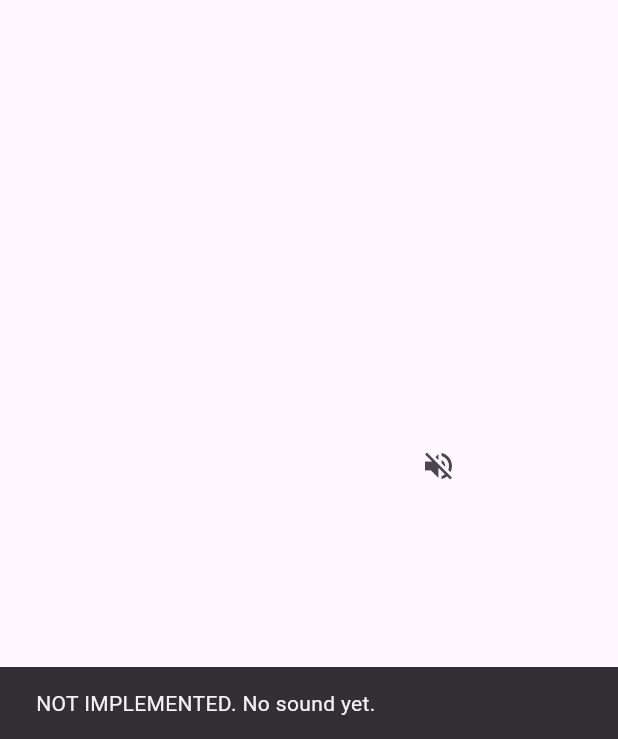
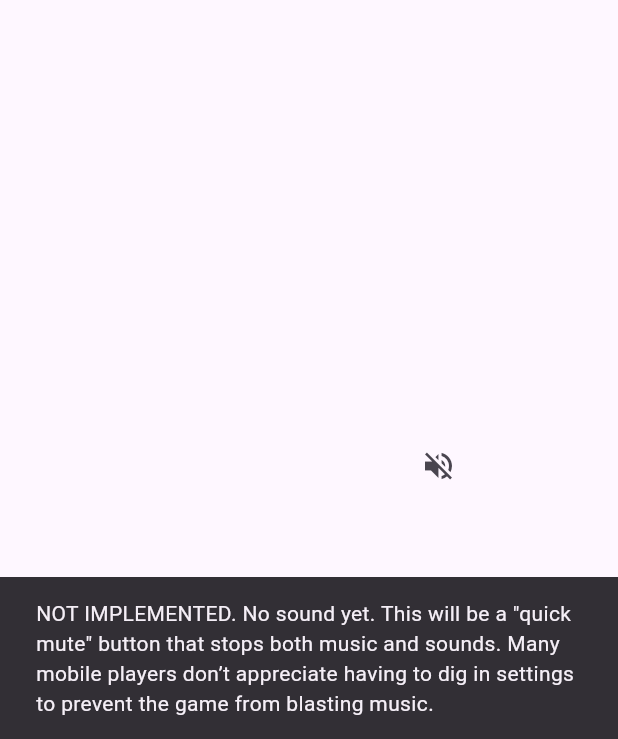
Before and after one commit to filiph/tictactoe, a Flutter app: the screen it shows after launch, after a tap on the "volume off" icon, on a phone screen of 412 x 824 dp, the part 497-1236 px from its top. Run offline on Flutter 3.47's test engine with Material 2 defaults, Android fonts, the phone set to English and light mode, and no system bars; our stand-ins replace go_router; missing offline and left inert: rough; statements that could not run were skipped.

Commit message:
Explain features better

```diff
--- a/lib/src/main_menu/main_menu_screen.dart
+++ b/lib/src/main_menu/main_menu_screen.dart
@@ -65,7 +65,12 @@ class MainMenuScreen extends StatelessWidget {
                     final messenger = ScaffoldMessenger.of(context);
                     messenger.clearSnackBars();
                     messenger.showSnackBar(
-                      SnackBar(content: Text('NOT IMPLEMENTED. No sound yet.')),
+                      SnackBar(
+                          content: Text('NOT IMPLEMENTED. No sound yet. '
+                              'This will be a "quick mute" button that stops '
+                              'both music and sounds. Many mobile players don’t '
+                              'appreciate having to dig in settings to prevent '
+                              'the game from blasting music.')),
                     );
                   },
                   icon: Icon(
```
Also changed, not shown: lib/src/achievements/achievements_screen.dart (+8 -0 lines).
